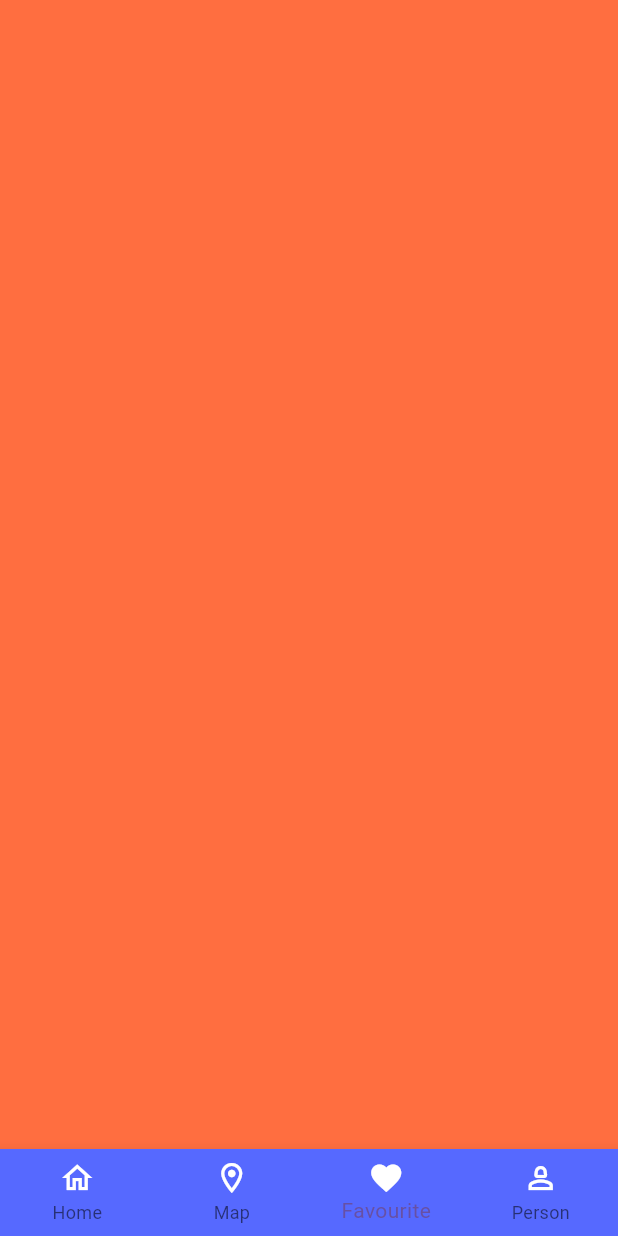
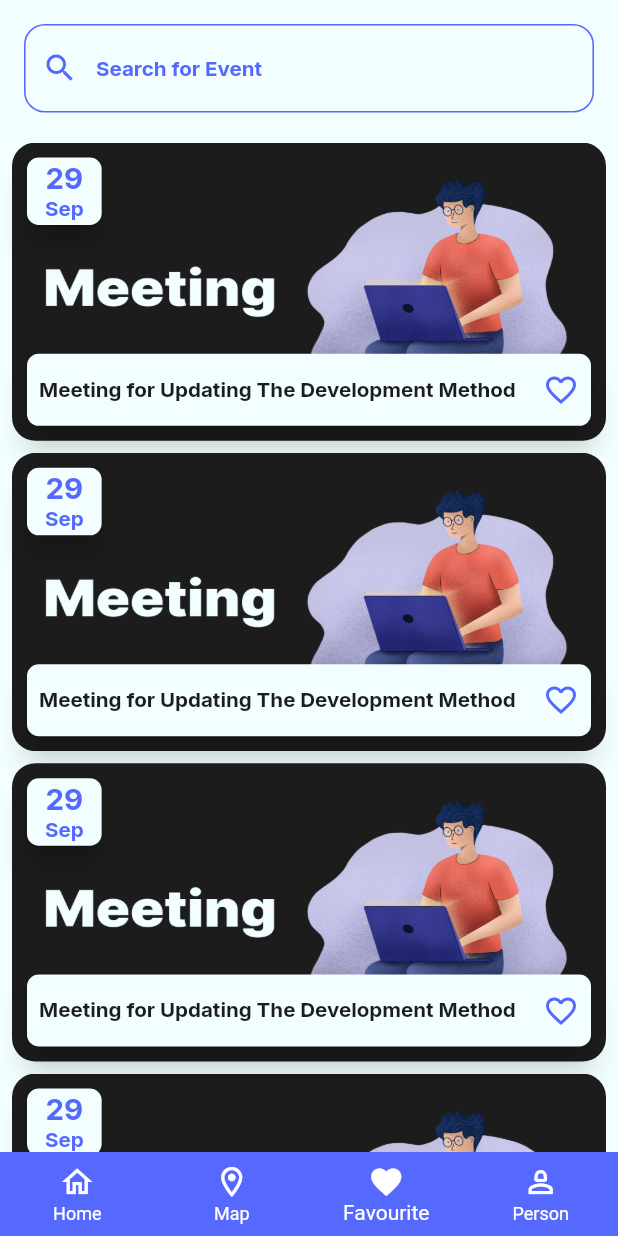
Before and after one commit to ahmedEhab10/Evently_App, a Flutter app: the Main_Ayout screen opened by its route, item 3 of the bottom bar chosen, on a phone screen of 412 x 824 dp. Run offline on Flutter 3.47's test engine with Material 3 defaults, Android fonts, the light colour scheme and no system bars; our stand-ins replace flutter_screenutil, google_fonts.

Commit message:
finish fav screen ui

```diff
--- a/lib/config/Theme/Theme_Manager.dart
+++ b/lib/config/Theme/Theme_Manager.dart
@@ -1,10 +1,61 @@
 import 'package:flutter/material.dart';
 import 'package:flutter_screenutil/flutter_screenutil.dart';
+import 'package:google_fonts/google_fonts.dart';
 import 'package:myeventlyapp/core/res/colors_manager.dart';
 
 abstract class ThemeManager {
   static ThemeData get lightTheme => ThemeData(
+    useMaterial3: false,
+    appBarTheme: AppBarTheme(
+      backgroundColor: ColorsManager.whiteBlue,
+      foregroundColor: ColorsManager.blue,
+      titleTextStyle: GoogleFonts.roboto(
+        fontSize: 18.sp,
+        color: ColorsManager.blue,
+        fontWeight: FontWeight.w400,
+      ),
+      centerTitle: true,
+    ),
+    primaryColor: ColorsManager.blue,
+    scaffoldBackgroundColor: ColorsManager.whiteBlue,
+    colorScheme: ColorScheme.fromSeed(
+      seedColor: ColorsManager.blue,
+
+      primary: ColorsManager.whiteBlue,
+      onPrimary: ColorsManager.blue,
+      secondary: Colors.transparent,
+      onSecondary: ColorsManager.whiteBlue,
+    ),
+    cardTheme: CardThemeData(
+      color: ColorsManager.whiteBlue,
+      elevation: 8,
+      shape: RoundedRectangleBorder(borderRadius: BorderRadius.circular(8.r)),
+    ),
+    // bottomAppBarTheme: BottomAppBarTheme(
+    //   color: ColorsManager.blue,
+    //   elevation: 16,
+    //   shape: CircularNotchedRectangle(),
+
+    // ),
+    bottomNavigationBarTheme: BottomNavigationBarThemeData(
+      backgroundColor: Colors.transparent,
+      type: BottomNavigationBarType.fixed,
+      elevation: 0,
+      selectedItemColor: ColorsManager.white,
+      unselectedItemColor: ColorsManager.white,
+    ),
+    floatingActionButtonTheme: FloatingActionButtonThemeData(
+      backgroundColor: ColorsManager.blue,
+      foregroundColor: ColorsManager.white,
+      shape: StadiumBorder(
+        side: BorderSide(color: ColorsManager.white, width: 4),
+      ),
+    ),
     inputDecorationTheme: InputDecorationTheme(
+      enabledBorder: OutlineInputBorder(
+        borderRadius: BorderRadius.circular(14.r),
+        borderSide: BorderSide(color: ColorsManager.grey, width: 1.w),
+      ),
       focusedBorder: OutlineInputBorder(
         borderRadius: BorderRadius.circular(14.r),
         borderSide: BorderSide(color: ColorsManager.blue, width: 1.w),
@@ -13,13 +64,77 @@ abstract class ThemeManager {
         borderRadius: BorderRadius.circular(14.r),
         borderSide: BorderSide(color: ColorsManager.red, width: 1.w),
       ),
-      border: OutlineInputBorder(
-        borderRadius: BorderRadius.circular(14.r),
-        borderSide: BorderSide(color: ColorsManager.grey, width: 1.w),
-      ),
       focusedErrorBorder: OutlineInputBorder(
         borderRadius: BorderRadius.circular(14.r),
         borderSide: BorderSide(color: ColorsManager.red, width: 1.w),
+      ),
+      labelStyle: GoogleFonts.inter(
+        fontSize: 14.sp,
+        fontWeight: FontWeight.w500,
+        color: ColorsManager.grey,
+      ),
+      hintStyle: GoogleFonts.inter(
+        fontSize: 16.sp,
+        fontWeight: FontWeight.w500,
+        color: ColorsManager.grey,
+      ),
+      prefixIconColor: ColorsManager.grey,
+      suffixIconColor: ColorsManager.grey,
+    ),
+    elevatedButtonTheme: ElevatedButtonThemeData(
+      style: ElevatedButton.styleFrom(
+        shape: RoundedRectangleBorder(
+          borderRadius: BorderRadius.circular(16.r),
+        ),
+        padding: REdgeInsets.symmetric(vertical: 16),
+        backgroundColor: ColorsManager.blue,
+        foregroundColor: ColorsManager.white,
+        textStyle: GoogleFonts.inter(
+          fontSize: 20.sp,
+          fontWeight: FontWeight.w500,
+          color: ColorsManager.whiteBlue,
+        ),
+      ),
+    ),
+    outlinedButtonTheme: OutlinedButtonThemeData(
+      style: OutlinedButton.styleFrom(
+        padding: REdgeInsets.symmetric(vertical: 16),
+        side: BorderSide(color: ColorsManager.blue, width: 1),
+        shape: RoundedRectangleBorder(
+          borderRadius: BorderRadius.circular(16.r),
+        ),
+      ),
+    ),
+    textTheme: TextTheme(
+      headlineSmall: GoogleFonts.inter(
+        fontSize: 14.sp,
+        fontWeight: FontWeight.w400,
+        color: ColorsManager.white,
+      ),
+      headlineMedium: GoogleFonts.inter(
+        fontSize: 14.sp,
+        fontWeight: FontWeight.w700,
+        color: ColorsManager.blue,
+      ),
+      headlineLarge: GoogleFonts.inter(
+        fontSize: 24.sp,
+        fontWeight: FontWeight.bold,
+        color: ColorsManager.white,
+      ),
+      bodySmall: GoogleFonts.inter(
+        fontSize: 16.sp,
+        fontWeight: FontWeight.w500,
+        color: ColorsManager.black1C,
+      ),
+      titleSmall: GoogleFonts.inter(
+        fontSize: 14.sp,
+        color: ColorsManager.black1C,
+        fontWeight: FontWeight.bold,
+      ),
+      titleMedium: GoogleFonts.inter(
+        fontSize: 16.sp,
+        color: ColorsManager.black1C,
+        fontWeight: FontWeight.w500,
       ),
     ),
   );
--- /dev/null
+++ b/lib/core/Helper/get_mounth_name.dart
@@ -0,0 +1,8 @@
+import 'package:intl/intl.dart';
+
+abstract class GetMounthName {
+  static String getMounthName(DateTime date) {
+    DateFormat formater = DateFormat('MMM');
+    return formater.format(date);
+  }
+}
--- a/lib/core/widgets/Event_item.dart
+++ b/lib/core/widgets/Event_item.dart
@@ -1,6 +1,8 @@
 import 'package:flutter/material.dart';
 import 'package:flutter_screenutil/flutter_screenutil.dart';
+import 'package:google_fonts/google_fonts.dart';
 import 'package:myeventlyapp/Models/Event_item_model.dart';
+import 'package:myeventlyapp/core/Helper/get_mounth_name.dart';
 import 'package:myeventlyapp/core/res/colors_manager.dart';
 
 class Event_item extends StatefulWidget {
@@ -41,16 +43,16 @@ class _Event_itemState extends State<Event_item> {
                   crossAxisAlignment: CrossAxisAlignment.center,
                   children: [
                     Text(
-                      '21',
-                      style: TextStyle(
+                      widget.eventModel.date.day.toString(),
+                      style: GoogleFonts.inter(
                         fontSize: 20.sp,
                         fontWeight: FontWeight.bold,
                         color: ColorsManager.blue,
                       ),
                     ),
                     Text(
-                      'Nov',
-                      style: TextStyle(
+                      GetMounthName.getMounthName(widget.eventModel.date),
+                      style: GoogleFonts.inter(
                         fontSize: 14.sp,
                         fontWeight: FontWeight.bold,
                         color: ColorsManager.blue,
@@ -72,9 +74,10 @@ class _Event_itemState extends State<Event_item> {
                     Expanded(
                       child: Text(
                         widget.eventModel.title,
-                        style: TextStyle(
+                        style: GoogleFonts.inter(
+                          fontSize: 14.sp,
+                          color: ColorsManager.black1C,
                           fontWeight: FontWeight.bold,
-                          fontSize: 14.sp,
                         ),
                       ),
                     ),
--- /dev/null
+++ b/lib/featuers/main_layout/widgets/fav_tap/Widgets/fav_sreen_body.dart
@@ -0,0 +1,56 @@
+import 'package:flutter/material.dart';
+import 'package:flutter_screenutil/flutter_screenutil.dart';
+import 'package:google_fonts/google_fonts.dart';
+import 'package:myeventlyapp/Models/Event_item_model.dart';
+import 'package:myeventlyapp/Models/category_model.dart';
+import 'package:myeventlyapp/core/res/colors_manager.dart';
+import 'package:myeventlyapp/core/widgets/Event_item.dart';
+
+class FavSreenBody extends StatelessWidget {
+  const FavSreenBody({super.key});
+
+  @override
+  Widget build(BuildContext context) {
+    return SafeArea(
+      child: Column(
+        children: [
+          Padding(
+            padding: EdgeInsets.symmetric(horizontal: 16, vertical: 16),
+            child: TextField(
+              decoration: InputDecoration(
+                prefixIcon: Icon(Icons.search, color: ColorsManager.blue),
+                hintText: "Search for Event",
+                hintStyle: GoogleFonts.inter(
+                  fontSize: 14.sp,
+                  color: ColorsManager.blue,
+                  fontWeight: FontWeight.bold,
+                ),
+                enabledBorder: OutlineInputBorder(
+                  borderRadius: BorderRadius.circular(14.r),
+                  borderSide: BorderSide(color: ColorsManager.blue, width: 1.w),
+                ),
+                focusedBorder: OutlineInputBorder(
+                  borderRadius: BorderRadius.circular(14.r),
+                  borderSide: BorderSide(color: ColorsManager.blue, width: 1.w),
+                ),
+              ),
+            ),
+          ),
+          Expanded(
+            child: ListView.builder(
+              itemCount: 10,
+              itemBuilder: (context, index) => Event_item(
+                eventModel: EventModel(
+                  category: CategoryModel.categories[2],
+                  title: 'Meeting for Updating The Development Method ',
+                  description: 'Meeting for Updating The Development Method ',
+                  date: DateTime.now(),
+                ),
+              ),
+            ),
+          ),
+        ],
+      ),
+    );
+  }
+}
--- a/lib/featuers/main_layout/widgets/fav_tap/fav_screen.dart
+++ b/lib/featuers/main_layout/widgets/fav_tap/fav_screen.dart
@@ -1,10 +1,11 @@
 import 'package:flutter/material.dart';
+import 'package:myeventlyapp/featuers/main_layout/widgets/fav_tap/Widgets/fav_sreen_body.dart';
 
 class FavScreen extends StatelessWidget {
   const FavScreen({super.key});
 
   @override
   Widget build(BuildContext context) {
-    return const Scaffold(backgroundColor: Colors.deepOrangeAccent);
+    return const Scaffold(body: FavSreenBody());
   }
 }
--- a/pubspec.yaml
+++ b/pubspec.yaml
@@ -36,6 +36,7 @@ dependencies:
   cupertino_icons: ^1.0.8
   flutter_screenutil: ^5.9.3
   google_fonts: ^6.3.1
+  intl: ^0.20.2
 
 dev_dependencies:
   flutter_test:
```
Also changed, not shown: pubspec.lock.
